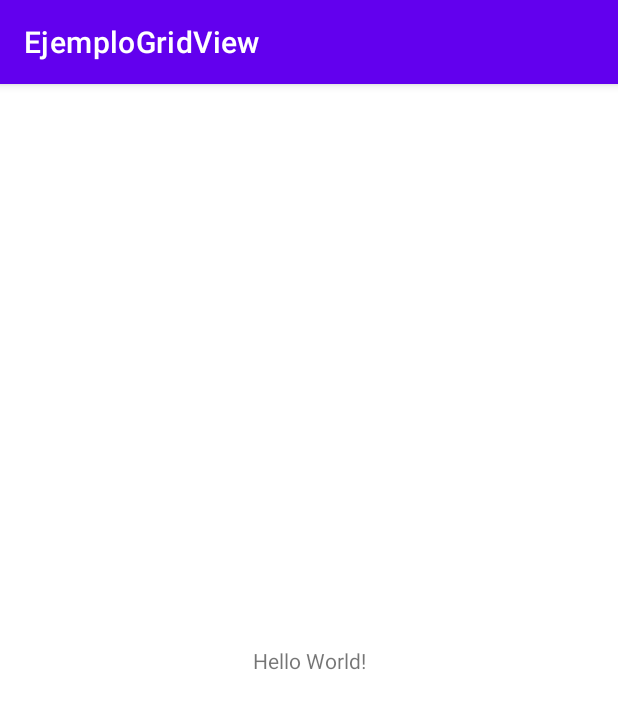
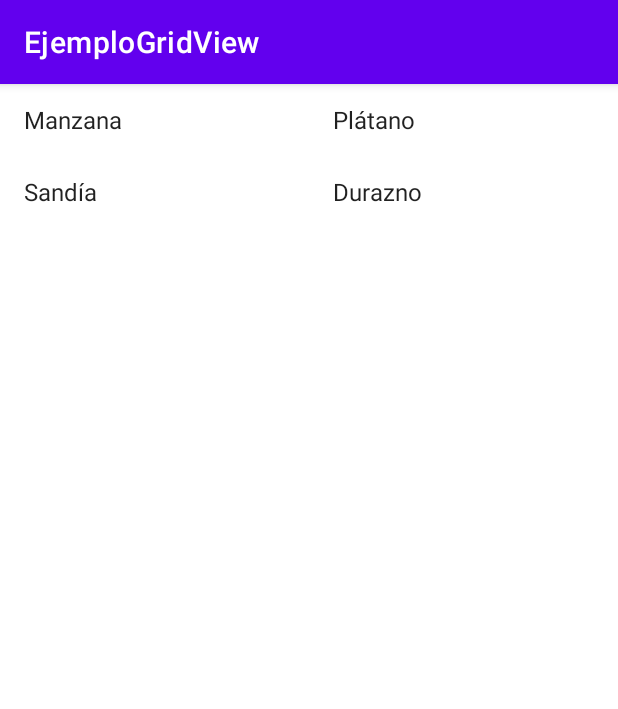
Before and after one commit to marlasantos24/EjemploGridView, an Android app: the screen it shows after launch (MainActivity), on a phone screen of 412 x 824 dp. Shown: the top 709 px of the screen. Run offline under Robolectric (Android 15) with nearby library versions, the phone set to English and light mode, and no system bars.

Commit message:
GridView_AdaptadorSimple

```diff
--- a/app/src/main/java/com/example/ejemplogridview/MainActivity.kt
+++ b/app/src/main/java/com/example/ejemplogridview/MainActivity.kt
@@ -2,10 +2,27 @@ package com.example.ejemplogridview
 
 import androidx.appcompat.app.AppCompatActivity
 import android.os.Bundle
+import android.widget.AdapterView
+import android.widget.ArrayAdapter
+import android.widget.GridView
+import android.widget.Toast
 
 class MainActivity : AppCompatActivity() {
     override fun onCreate(savedInstanceState: Bundle?) {
         super.onCreate(savedInstanceState)
         setContentView(R.layout.activity_main)
+
+         var frutas= ArrayList<String>()
+        frutas.add("Manzana")
+        frutas.add("Plátano")
+        frutas.add("Sandía")
+        frutas.add("Durazno")
+
+        var grid:GridView = findViewById(R.id.grid)
+        var adaptador = ArrayAdapter<String>(this, android.R.layout.simple_list_item_1, frutas)
+        grid.adapter = adaptador
+        grid.onItemClickListener = AdapterView.OnItemClickListener { adapterView, view, i, l ->
+            Toast.makeText(this, frutas.get(i), Toast.LENGTH_SHORT).show()
+        }
     }
 }
--- a/app/src/main/res/layout/activity_main.xml
+++ b/app/src/main/res/layout/activity_main.xml
@@ -1,18 +1,14 @@
 <?xml version="1.0" encoding="utf-8"?>
-<androidx.constraintlayout.widget.ConstraintLayout xmlns:android="http://schemas.android.com/apk/res/android"
+<LinearLayout xmlns:android="http://schemas.android.com/apk/res/android"
     xmlns:app="http://schemas.android.com/apk/res-auto"
     xmlns:tools="http://schemas.android.com/tools"
     android:layout_width="match_parent"
     android:layout_height="match_parent"
     tools:context=".MainActivity">
 
-    <TextView
-        android:layout_width="wrap_content"
-        android:layout_height="wrap_content"
-        android:text="Hello World!"
-        app:layout_constraintBottom_toBottomOf="parent"
-        app:layout_constraintLeft_toLeftOf="parent"
-        app:layout_constraintRight_toRightOf="parent"
-        app:layout_constraintTop_toTopOf="parent" />
-
-</androidx.constraintlayout.widget.ConstraintLayout>
+    <GridView
+        android:id="@+id/grid"
+        android:layout_width="match_parent"
+        android:layout_height="match_parent"
+        android:numColumns="2" />
+</LinearLayout>
```
